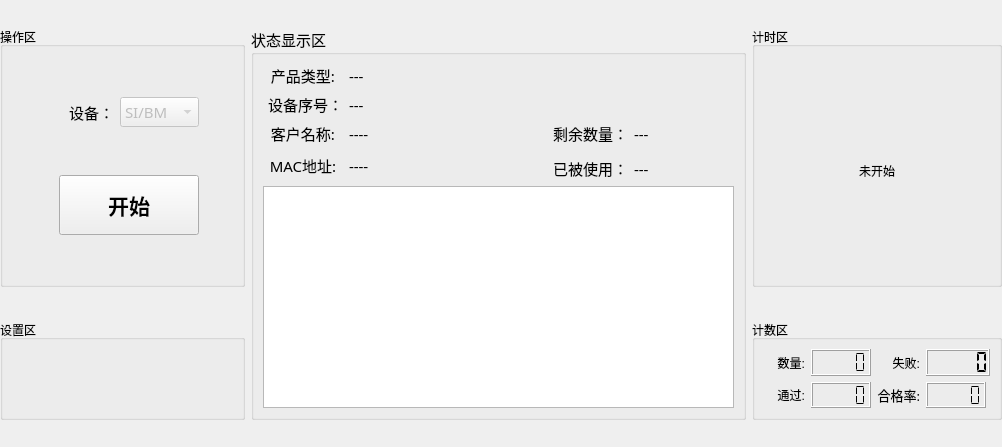
Above: IP-DebugTool/home/home_workwid.ui from ChinaClever/PDU-MonitorDebug before the change. Below: the same form after it.
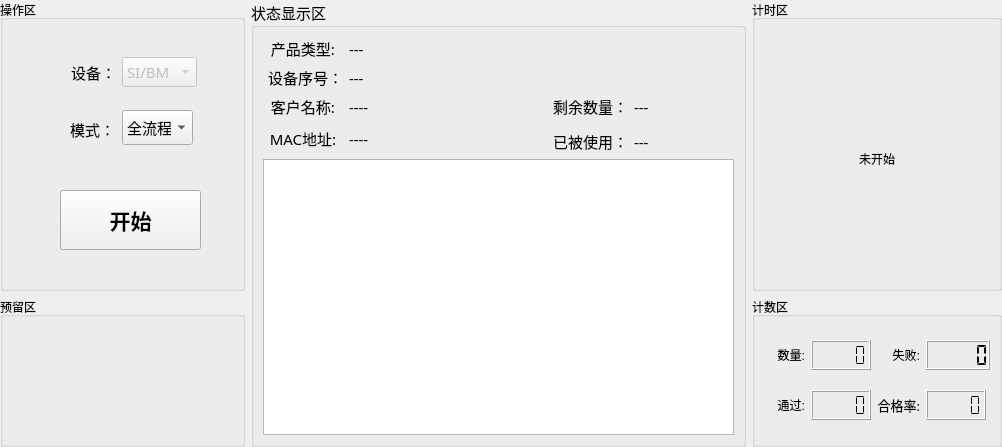
That is the form after the change.

```diff
--- a/IP-DebugTool/home/home_workwid.ui
+++ b/IP-DebugTool/home/home_workwid.ui
@@ -26,137 +26,6 @@
    <property name="bottomMargin">
     <number>0</number>
    </property>
-   <item row="0" column="0">
-    <widget class="QGroupBox" name="groupBox_5">
-     <property name="maximumSize">
-      <size>
-       <width>245</width>
-       <height>16777215</height>
-      </size>
-     </property>
-     <property name="title">
-      <string>操作区</string>
-     </property>
-     <layout class="QGridLayout" name="gridLayout">
-      <item row="1" column="3">
-       <spacer name="horizontalSpacer_2">
-        <property name="orientation">
-         <enum>Qt::Horizontal</enum>
-        </property>
-        <property name="sizeHint" stdset="0">
-         <size>
-          <width>37</width>
-          <height>20</height>
-         </size>
-        </property>
-       </spacer>
-      </item>
-      <item row="1" column="1" colspan="2">
-       <widget class="QPushButton" name="startBtn">
-        <property name="minimumSize">
-         <size>
-          <width>120</width>
-          <height>0</height>
-         </size>
-        </property>
-        <property name="maximumSize">
-         <size>
-          <width>200</width>
-          <height>60</height>
-         </size>
-        </property>
-        <property name="font">
-         <font>
-          <family>微软雅黑</family>
-          <pointsize>16</pointsize>
-          <weight>75</weight>
-          <bold>true</bold>
-         </font>
-        </property>
-        <property name="text">
-         <string>开始</string>
-        </property>
-       </widget>
-      </item>
-      <item row="0" column="2">
-       <widget class="QComboBox" name="typeComboBox">
-        <property name="enabled">
-         <bool>false</bool>
-        </property>
-        <property name="minimumSize">
-         <size>
-          <width>0</width>
-          <height>30</height>
-         </size>
-        </property>
-        <property name="maximumSize">
-         <size>
-          <width>100</width>
-          <height>16777215</height>
-         </size>
-        </property>
-        <property name="font">
-         <font>
-          <family>微软雅黑</family>
-          <pointsize>11</pointsize>
-         </font>
-        </property>
-        <item>
-         <property name="text">
-          <string>SI/BM</string>
-         </property>
-        </item>
-        <item>
-         <property name="text">
-          <string>IP-PDU</string>
-         </property>
-        </item>
-       </widget>
-      </item>
-      <item row="0" column="1">
-       <widget class="QLabel" name="label_9">
-        <property name="minimumSize">
-         <size>
-          <width>55</width>
-          <height>35</height>
-         </size>
-        </property>
-        <property name="maximumSize">
-         <size>
-          <width>70</width>
-          <height>35</height>
-         </size>
-        </property>
-        <property name="font">
-         <font>
-          <family>微软雅黑</family>
-          <pointsize>11</pointsize>
-         </font>
-        </property>
-        <property name="text">
-         <string>设备：</string>
-        </property>
-        <property name="alignment">
-         <set>Qt::AlignRight|Qt::AlignTrailing|Qt::AlignVCenter</set>
-        </property>
-       </widget>
-      </item>
-      <item row="1" column="0">
-       <spacer name="horizontalSpacer">
-        <property name="orientation">
-         <enum>Qt::Horizontal</enum>
-        </property>
-        <property name="sizeHint" stdset="0">
-         <size>
-          <width>50</width>
-          <height>20</height>
-         </size>
-        </property>
-       </spacer>
-      </item>
-     </layout>
-    </widget>
-   </item>
    <item row="0" column="1" rowspan="2">
     <widget class="QGroupBox" name="groupBox_6">
      <property name="font">
@@ -391,7 +260,7 @@
      <property name="maximumSize">
       <size>
        <width>260</width>
-       <height>260</height>
+       <height>300</height>
       </size>
      </property>
      <property name="title">
@@ -423,20 +292,12 @@
      </layout>
     </widget>
    </item>
-   <item row="1" column="0">
-    <widget class="QGroupBox" name="groupBox_4">
-     <property name="title">
-      <string>设置区</string>
-     </property>
-     <layout class="QGridLayout" name="gridLayout_5"/>
-    </widget>
-   </item>
    <item row="1" column="2">
     <widget class="QGroupBox" name="groupBox_3">
      <property name="maximumSize">
       <size>
        <width>250</width>
-       <height>100</height>
+       <height>150</height>
       </size>
      </property>
      <property name="title">
@@ -589,6 +450,209 @@
      </layout>
     </widget>
    </item>
+   <item row="0" column="0">
+    <widget class="QGroupBox" name="groupBox_2">
+     <property name="maximumSize">
+      <size>
+       <width>245</width>
+       <height>16777215</height>
+      </size>
+     </property>
+     <property name="title">
+      <string>操作区</string>
+     </property>
+     <widget class="QPushButton" name="startBtn">
+      <property name="geometry">
+       <rect>
+        <x>60</x>
+        <y>190</y>
+        <width>141</width>
+        <height>60</height>
+       </rect>
+      </property>
+      <property name="minimumSize">
+       <size>
+        <width>120</width>
+        <height>0</height>
+       </size>
+      </property>
+      <property name="maximumSize">
+       <size>
+        <width>200</width>
+        <height>60</height>
+       </size>
+      </property>
+      <property name="font">
+       <font>
+        <family>微软雅黑</family>
+        <pointsize>16</pointsize>
+        <weight>75</weight>
+        <bold>true</bold>
+       </font>
+      </property>
+      <property name="text">
+       <string>开始</string>
+      </property>
+     </widget>
+     <widget class="QComboBox" name="typeComboBox">
+      <property name="enabled">
+       <bool>false</bool>
+      </property>
+      <property name="geometry">
+       <rect>
+        <x>122</x>
+        <y>57</y>
+        <width>75</width>
+        <height>30</height>
+       </rect>
+      </property>
+      <property name="minimumSize">
+       <size>
+        <width>0</width>
+        <height>30</height>
+       </size>
+      </property>
+      <property name="maximumSize">
+       <size>
+        <width>100</width>
+        <height>16777215</height>
+       </size>
+      </property>
+      <property name="font">
+       <font>
+        <family>微软雅黑</family>
+        <pointsize>11</pointsize>
+       </font>
+      </property>
+      <item>
+       <property name="text">
+        <string>SI/BM</string>
+       </property>
+      </item>
+      <item>
+       <property name="text">
+        <string>IP-PDU</string>
+       </property>
+      </item>
+     </widget>
+     <widget class="QLabel" name="label_9">
+      <property name="geometry">
+       <rect>
+        <x>61</x>
+        <y>55</y>
+        <width>55</width>
+        <height>35</height>
+       </rect>
+      </property>
+      <property name="minimumSize">
+       <size>
+        <width>55</width>
+        <height>35</height>
+       </size>
+      </property>
+      <property name="maximumSize">
+       <size>
+        <width>70</width>
+        <height>35</height>
+       </size>
+      </property>
+      <property name="font">
+       <font>
+        <family>微软雅黑</family>
+        <pointsize>11</pointsize>
+       </font>
+      </property>
+      <property name="text">
+       <string>设备：</string>
+      </property>
+      <property name="alignment">
+       <set>Qt::AlignRight|Qt::AlignTrailing|Qt::AlignVCenter</set>
+      </property>
+     </widget>
+     <widget class="QComboBox" name="modeBox">
+      <property name="geometry">
+       <rect>
+        <x>122</x>
+        <y>110</y>
+        <width>71</width>
+        <height>35</height>
+       </rect>
+      </property>
+      <property name="font">
+       <font>
+        <family>微软雅黑</family>
+        <pointsize>11</pointsize>
+       </font>
+      </property>
+      <item>
+       <property name="text">
+        <string>全流程</string>
+       </property>
+      </item>
+      <item>
+       <property name="text">
+        <string>一键设置</string>
+       </property>
+      </item>
+      <item>
+       <property name="text">
+        <string>数据采集</string>
+       </property>
+      </item>
+      <item>
+       <property name="text">
+        <string>自动校准</string>
+       </property>
+      </item>
+      <item>
+       <property name="text">
+        <string>设备验证</string>
+       </property>
+      </item>
+     </widget>
+     <widget class="QLabel" name="label_10">
+      <property name="geometry">
+       <rect>
+        <x>60</x>
+        <y>112</y>
+        <width>55</width>
+        <height>35</height>
+       </rect>
+      </property>
+      <property name="minimumSize">
+       <size>
+        <width>55</width>
+        <height>35</height>
+       </size>
+      </property>
+      <property name="maximumSize">
+       <size>
+        <width>70</width>
+        <height>35</height>
+       </size>
+      </property>
+      <property name="font">
+       <font>
+        <family>微软雅黑</family>
+        <pointsize>11</pointsize>
+       </font>
+      </property>
+      <property name="text">
+       <string>模式：</string>
+      </property>
+      <property name="alignment">
+       <set>Qt::AlignRight|Qt::AlignTrailing|Qt::AlignVCenter</set>
+      </property>
+     </widget>
+    </widget>
+   </item>
+   <item row="1" column="0">
+    <widget class="QGroupBox" name="groupBox_4">
+     <property name="title">
+      <string>预留区</string>
+     </property>
+    </widget>
+   </item>
   </layout>
  </widget>
  <resources/>
```
